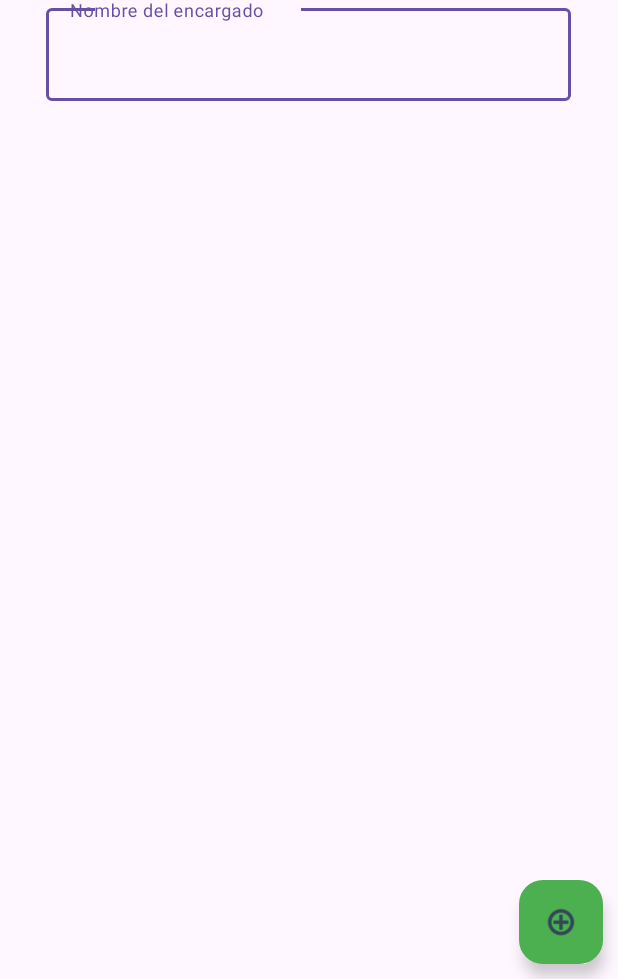
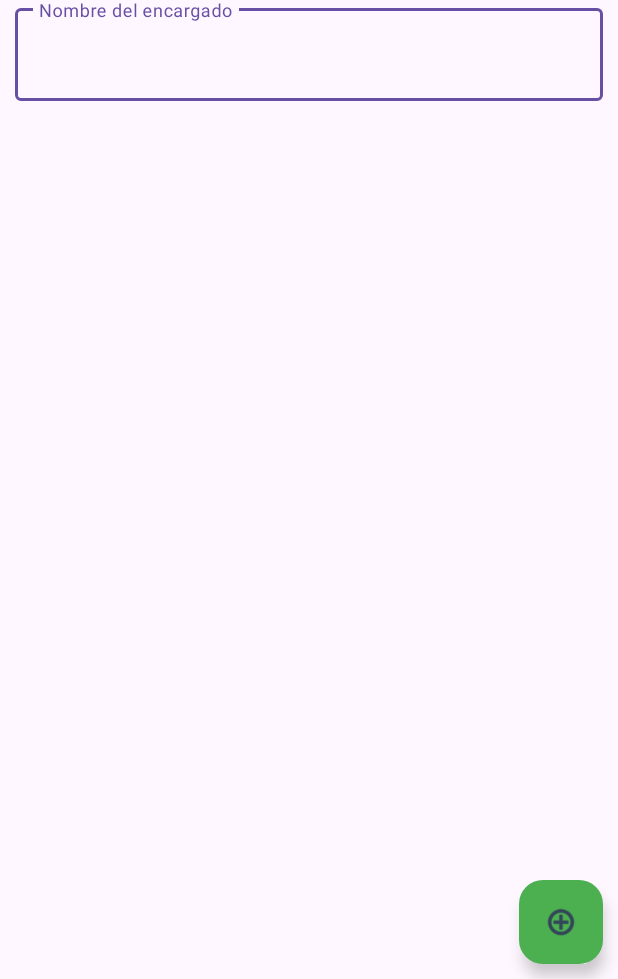
Before and after one commit to jadg-13/ControlRifas, an Android app: the Menu screen opened directly, with no data from a screen before it, on a phone screen of 412 x 824 dp, the part 257-1236 px from its top. Run offline under Robolectric (Android 15) with nearby library versions, the phone set to English and light mode, and no system bars; our stand-ins replace Firebase (no records; nobody signed in at launch, a user with empty details on screens opened directly).

Commit message:
[update] apk

```diff
--- a/app/src/main/res/layout/activity_menu.xml
+++ b/app/src/main/res/layout/activity_menu.xml
@@ -47,17 +47,17 @@
         android:layout_width="match_parent"
         android:layout_height="wrap_content"
         android:layout_marginHorizontal="10dp"
-        android:hint="@string/text_name"
         app:layout_constraintStart_toStartOf="parent"
         app:layout_constraintEnd_toEndOf="parent"
         app:layout_constraintTop_toBottomOf="@+id/ivLogoIg">
 
         <com.google.android.material.textfield.TextInputEditText
             android:id="@+id/TieFind"
-            android:layout_width="350dp"
+            android:layout_width="match_parent"
             android:layout_height="wrap_content"
             android:inputType="textCapWords"
             android:textSize="20sp"
+            android:hint="@string/text_name"
             android:imeOptions="actionSearch"
             android:layout_gravity="center"/>
     </com.google.android.material.textfield.TextInputLayout>
```
Also changed, not shown: 1 other file.
